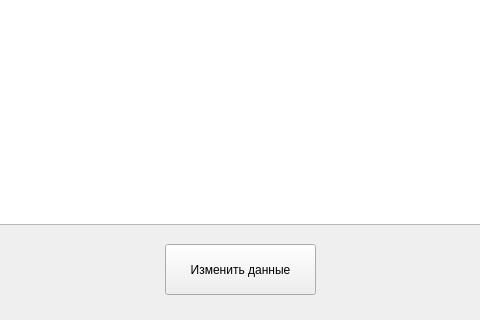
Old version of the form Design/find_result_window.ui in the repository Gorynych88/pribors; both pictures show x 165 to 645 and y 226 to 546 of the 801 by 546 pixel window.
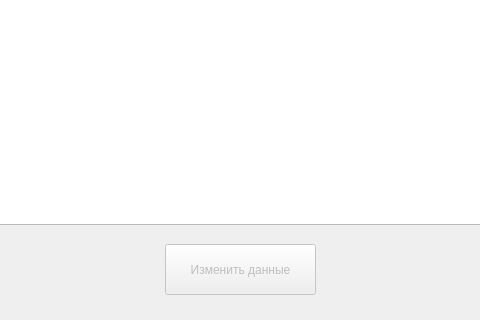
New version of the form.

Commit message: Добавлено окно редактирования (без автозаполнения)

```diff
--- a/Design/find_result_window.ui
+++ b/Design/find_result_window.ui
@@ -15,6 +15,9 @@
   </property>
   <widget class="QWidget" name="centralwidget">
    <widget class="QPushButton" name="btnEdit">
+    <property name="enabled">
+     <bool>false</bool>
+    </property>
     <property name="geometry">
      <rect>
       <x>330</x>
@@ -26,6 +29,12 @@
     <property name="text">
      <string>Изменить данные</string>
     </property>
+    <property name="checkable">
+     <bool>false</bool>
+    </property>
+    <property name="autoDefault">
+     <bool>false</bool>
+    </property>
    </widget>
    <widget class="QListWidget" name="listWidgetFindResult">
     <property name="geometry">
```
The commit also changes 2 other files.
